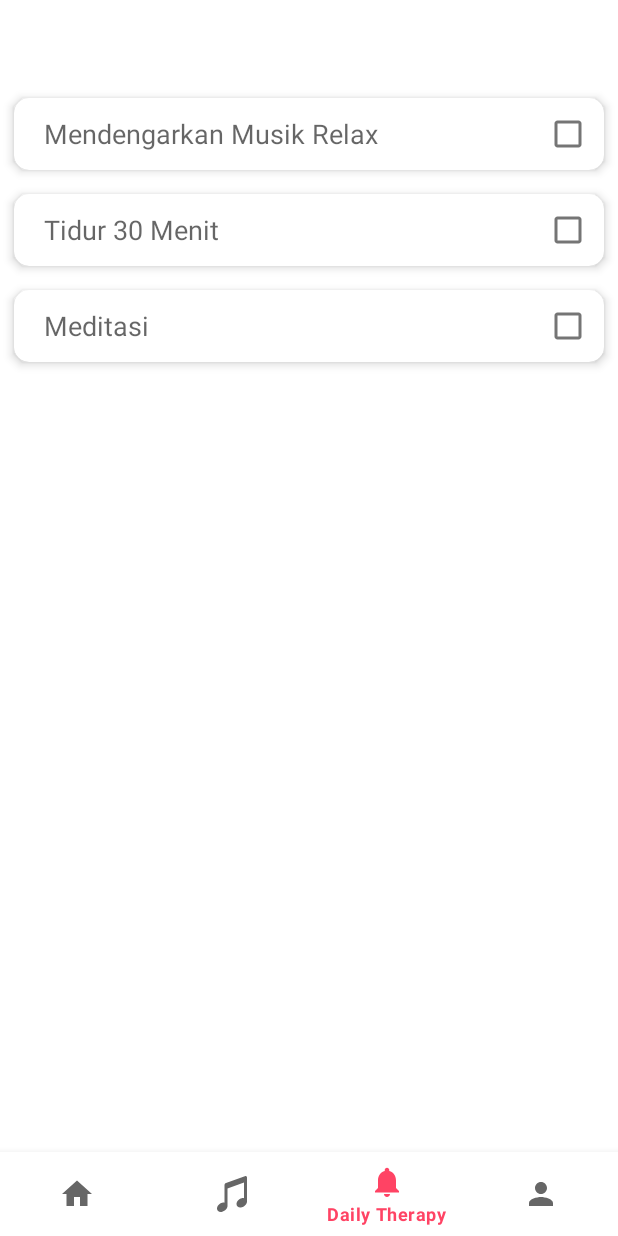
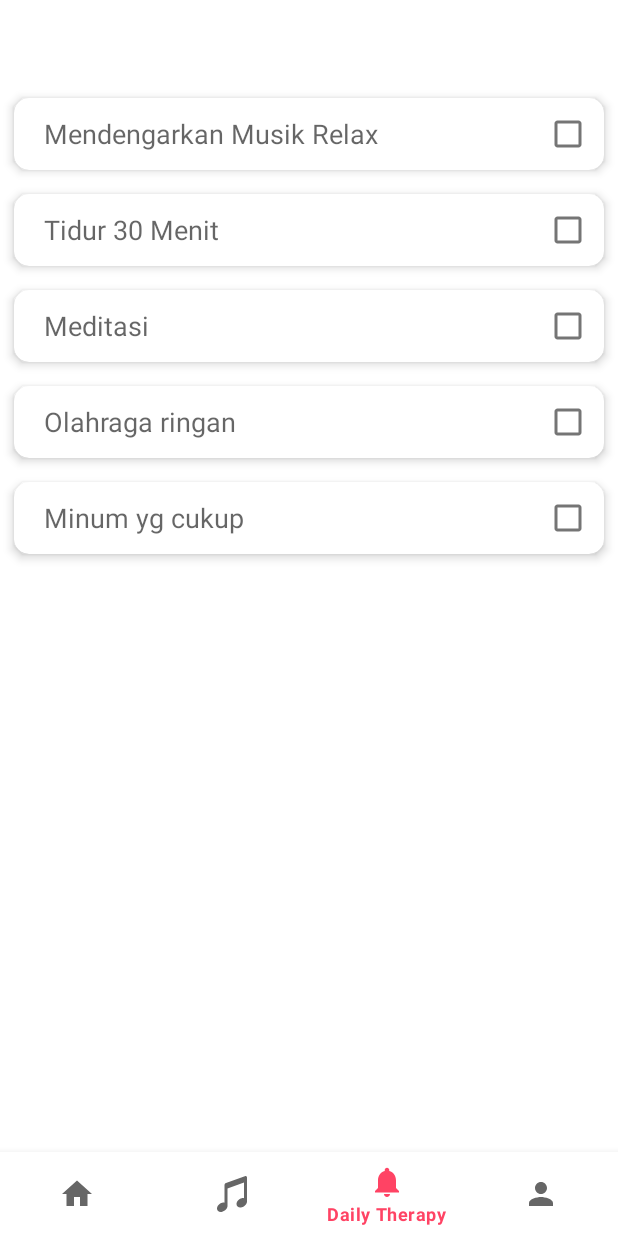
Before and after one commit to Soul-Sync/soul-sync-android, an Android app: the DailyTherapyFragment screen opened through its navigation route, on a phone screen of 412 x 824 dp. Run offline under Robolectric (Android 15) with nearby library versions, the phone set to English and light mode, and no system bars; our stand-ins replace navigation-ui; 1 statement that could not run was skipped.

Commit message:
repair therapy

```diff
--- a/app/src/main/java/com/dicoding/soulsync/repository/DailyTherapyRepository.kt
+++ b/app/src/main/java/com/dicoding/soulsync/repository/DailyTherapyRepository.kt
@@ -1,21 +1,48 @@
 package com.dicoding.soulsync.repository
 
+import android.content.Context
+import android.content.SharedPreferences
 import com.dicoding.soulsync.model.DailyTherapy
+import java.text.SimpleDateFormat
+import java.util.*
 
-class DailyTherapyRepository {
+class DailyTherapyRepository(private val context: Context) {
 
+    private val sharedPreferences: SharedPreferences =
+        context.getSharedPreferences("daily_therapy_prefs", Context.MODE_PRIVATE)
+
+    private val dateFormat = SimpleDateFormat("yyyy-MM-dd", Locale.getDefault())
+
+    // Fungsi untuk mendapatkan daftar terapi harian
     fun getDailyTherapies(): List<DailyTherapy> {
+        resetIfNewDay()
         return listOf(
-            DailyTherapy("Mendengarkan Musik Relax", false),
-            DailyTherapy("Tidur 30 Menit", false),
-            DailyTherapy("Meditasi", false)
+            DailyTherapy("Mendengarkan Musik Relax", isChecked("Mendengarkan Musik Relax")),
+            DailyTherapy("Tidur 30 Menit", isChecked("Tidur 30 Menit")),
+            DailyTherapy("Meditasi", isChecked("Meditasi")),
+            DailyTherapy("Olahraga ringan", isChecked("Olahraga ringan")),
+            DailyTherapy("Minum yg cukup", isChecked("Minum yg cukup"))
         )
     }
 
-    fun updateTherapyStatus(
-        therapy: DailyTherapy,
-        isChecked: Boolean
-    ) {
-        therapy.isCompleted = isChecked
+    // Fungsi untuk memperbarui status checklist
+    fun updateTherapyStatus(therapy: DailyTherapy, isChecked: Boolean) {
+        sharedPreferences.edit().putBoolean(therapy.title, isChecked).apply()
+    }
+
+    // Mengecek apakah terapi sudah tercentang
+    private fun isChecked(title: String): Boolean {
+        return sharedPreferences.getBoolean(title, false)
+    }
+
+    // Reset data jika hari baru
+    private fun resetIfNewDay() {
+        val today = dateFormat.format(Date())
+        val lastSavedDate = sharedPreferences.getString("last_date", "")
+
+        if (lastSavedDate != today) {
+            sharedPreferences.edit().clear().apply()
+            sharedPreferences.edit().putString("last_date", today).apply()
+        }
     }
 }
--- a/app/src/main/java/com/dicoding/soulsync/ui/dailytherapy/DailyTherapyAdapter.kt
+++ b/app/src/main/java/com/dicoding/soulsync/ui/dailytherapy/DailyTherapyAdapter.kt
@@ -8,7 +8,9 @@ import androidx.recyclerview.widget.RecyclerView
 import com.dicoding.soulsync.databinding.ItemDailyTherapyBinding
 import com.dicoding.soulsync.model.DailyTherapy
 
-class DailyTherapyAdapter : ListAdapter<DailyTherapy, DailyTherapyAdapter.DailyTherapyViewHolder>(DailyTherapyDiffCallback()) {
+class DailyTherapyAdapter(
+    private val onTherapyChecked: (DailyTherapy, Boolean) -> Unit
+) : ListAdapter<DailyTherapy, DailyTherapyAdapter.DailyTherapyViewHolder>(DailyTherapyDiffCallback()) {
 
     inner class DailyTherapyViewHolder(private val binding: ItemDailyTherapyBinding) :
         RecyclerView.ViewHolder(binding.root) {
@@ -18,7 +20,7 @@ class DailyTherapyAdapter : ListAdapter<DailyTherapy, DailyTherapyAdapter.DailyT
             binding.checkBox.isChecked = therapy.isCompleted
 
             binding.checkBox.setOnCheckedChangeListener { _, isChecked ->
-                therapy.isCompleted = isChecked
+                onTherapyChecked(therapy, isChecked)
             }
         }
     }
--- a/app/src/main/java/com/dicoding/soulsync/ui/dailytherapy/DailyTherapyFragment.kt
+++ b/app/src/main/java/com/dicoding/soulsync/ui/dailytherapy/DailyTherapyFragment.kt
@@ -13,21 +13,20 @@ import com.dicoding.soulsync.databinding.FragmentDailyTherapyBinding
 class DailyTherapyFragment : Fragment() {
 
     private lateinit var dailyTherapyViewModel: DailyTherapyViewModel
-    private lateinit var recyclerView: RecyclerView
     private lateinit var adapter: DailyTherapyAdapter
 
     override fun onCreateView(
         inflater: LayoutInflater, container: ViewGroup?,
         savedInstanceState: Bundle?
     ): View {
-
         val binding = FragmentDailyTherapyBinding.inflate(inflater, container, false)
 
-        recyclerView = binding.recyclerViewDailyTherapy
-        recyclerView.layoutManager = LinearLayoutManager(context)
+        adapter = DailyTherapyAdapter { therapy, isChecked ->
+            dailyTherapyViewModel.updateTherapyStatus(therapy, isChecked)
+        }
 
-        adapter = DailyTherapyAdapter()
-        recyclerView.adapter = adapter
+        binding.recyclerViewDailyTherapy.layoutManager = LinearLayoutManager(context)
+        binding.recyclerViewDailyTherapy.adapter = adapter
 
         dailyTherapyViewModel = ViewModelProvider(this)[DailyTherapyViewModel::class.java]
 
--- a/app/src/main/java/com/dicoding/soulsync/ui/dailytherapy/DailyTherapyViewModel.kt
+++ b/app/src/main/java/com/dicoding/soulsync/ui/dailytherapy/DailyTherapyViewModel.kt
@@ -11,7 +11,7 @@ import kotlinx.coroutines.launch
 
 class DailyTherapyViewModel(application: Application) : AndroidViewModel(application) {
 
-    private val dailyTherapyRepository: DailyTherapyRepository = DailyTherapyRepository()
+    private val dailyTherapyRepository = DailyTherapyRepository(application.applicationContext)
     private val _dailyTherapies = MutableLiveData<List<DailyTherapy>>()
     val dailyTherapies: LiveData<List<DailyTherapy>> get() = _dailyTherapies
 
@@ -22,13 +22,10 @@ class DailyTherapyViewModel(application: Application) : AndroidViewModel(applica
         }
     }
 
-    fun updateTherapyStatus(
-        therapy: DailyTherapy,
-        isChecked: Boolean
-    ) {
+    fun updateTherapyStatus(therapy: DailyTherapy, isChecked: Boolean) {
         viewModelScope.launch {
             dailyTherapyRepository.updateTherapyStatus(therapy, isChecked)
-            _dailyTherapies.postValue(_dailyTherapies.value)
+            _dailyTherapies.postValue(_dailyTherapies.value) // Update UI
         }
     }
 }
```
